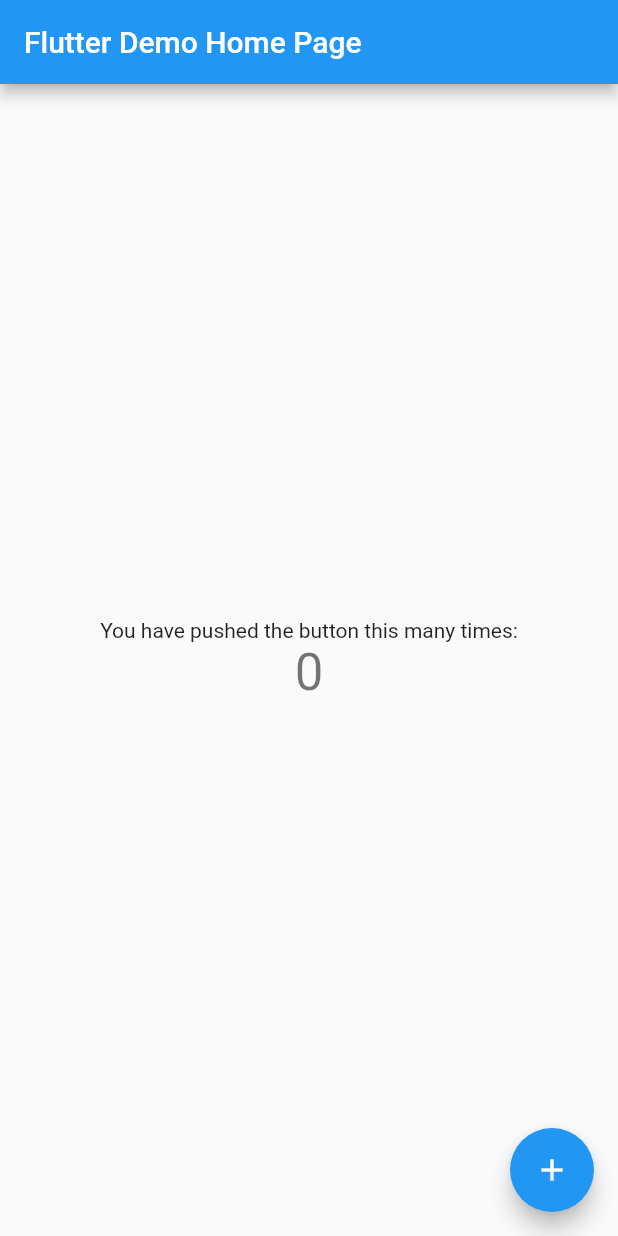
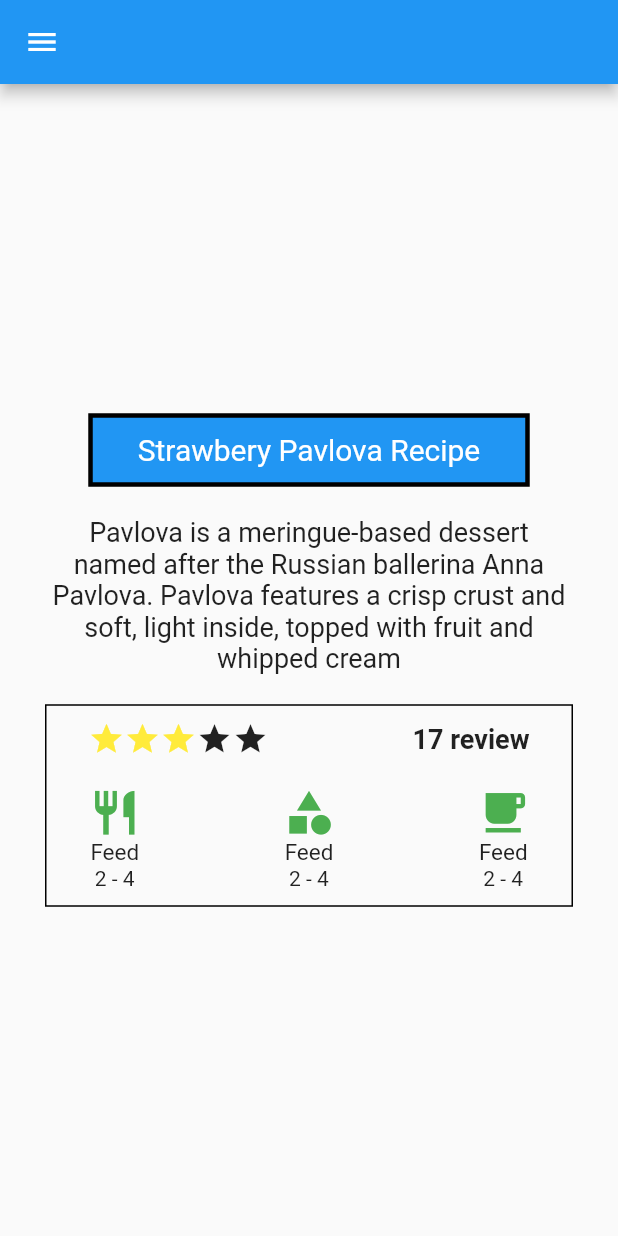
Before and after one commit to ammarlouah/pavlova_recipe, a Flutter app: the screen it shows after launch, on a phone screen of 412 x 824 dp. Run offline on Flutter 3.47's test engine with Material 2 defaults, Android fonts, the phone set to English and light mode, and no system bars.

Commit message:
Finishing my work

```diff
--- a/lib/main.dart
+++ b/lib/main.dart
@@ -7,109 +7,148 @@
 class MyApp extends StatelessWidget {
   const MyApp({super.key});
 
-  // This widget is the root of your application.
   @override
   Widget build(BuildContext context) {
-    return MaterialApp(
-      title: 'Flutter Demo',
-      theme: ThemeData(
-        // This is the theme of your application.
-        //
-        // Try running your application with "flutter run". You'll see the
-        // application has a blue toolbar. Then, without quitting the app, try
-        // changing the primarySwatch below to Colors.green and then invoke
-        // "hot reload" (press "r" in the console where you ran "flutter run",
-        // or simply save your changes to "hot reload" in a Flutter IDE).
-        // Notice that the counter didn't reset back to zero; the application
-        // is not restarted.
-        primarySwatch: Colors.blue,
-      ),
-      home: const MyHomePage(title: 'Flutter Demo Home Page'),
+    return const MaterialApp(
+      home: HomePage(),
     );
   }
 }
 
-class MyHomePage extends StatefulWidget {
-  const MyHomePage({super.key, required this.title});
-
-  // This widget is the home page of your application. It is stateful, meaning
-  // that it has a State object (defined below) that contains fields that affect
-  // how it looks.
-
-  // This class is the configuration for the state. It holds the values (in this
-  // case the title) provided by the parent (in this case the App widget) and
-  // used by the build method of the State. Fields in a Widget subclass are
-  // always marked "final".
-
-  final String title;
-
-  @override
-  State<MyHomePage> createState() => _MyHomePageState();
-}
-
-class _MyHomePageState extends State<MyHomePage> {
-  int _counter = 0;
-
-  void _incrementCounter() {
-    setState(() {
-      // This call to setState tells the Flutter framework that something has
-      // changed in this State, which causes it to rerun the build method below
-      // so that the display can reflect the updated values. If we changed
-      // _counter without calling setState(), then the build method would not be
-      // called again, and so nothing would appear to happen.
-      _counter++;
-    });
-  }
+class HomePage extends StatelessWidget {
+  const HomePage({super.key});
 
   @override
   Widget build(BuildContext context) {
-    // This method is rerun every time setState is called, for instance as done
-    // by the _incrementCounter method above.
-    //
-    // The Flutter framework has been optimized to make rerunning build methods
-    // fast, so that you can just rebuild anything that needs updating rather
-    // than having to individually change instances of widgets.
     return Scaffold(
-      appBar: AppBar(
-        // Here we take the value from the MyHomePage object that was created by
-        // the App.build method, and use it to set our appbar title.
-        title: Text(widget.title),
-      ),
-      body: Center(
-        // Center is a layout widget. It takes a single child and positions it
-        // in the middle of the parent.
+      appBar: AppBar(),
+      drawer: const Drawer(),
+      body: Container(
+        padding: const EdgeInsets.symmetric(
+          horizontal: 30,
+        ),
         child: Column(
-          // Column is also a layout widget. It takes a list of children and
-          // arranges them vertically. By default, it sizes itself to fit its
-          // children horizontally, and tries to be as tall as its parent.
-          //
-          // Invoke "debug painting" (press "p" in the console, choose the
-          // "Toggle Debug Paint" action from the Flutter Inspector in Android
-          // Studio, or the "Toggle Debug Paint" command in Visual Studio Code)
-          // to see the wireframe for each widget.
-          //
-          // Column has various properties to control how it sizes itself and
-          // how it positions its children. Here we use mainAxisAlignment to
-          // center the children vertically; the main axis here is the vertical
-          // axis because Columns are vertical (the cross axis would be
-          // horizontal).
           mainAxisAlignment: MainAxisAlignment.center,
-          children: <Widget>[
-            const Text(
-              'You have pushed the button this many times:',
+          children: [
+            Container(
+              padding: const EdgeInsets.symmetric(
+                vertical: 10,
+                horizontal: 30,
+              ),
+              decoration: BoxDecoration(
+                color: Colors.blue,
+                border: Border.all(
+                  color: Colors.black,
+                  width: 3.0,
+                ),
+              ),
+              child: const Text(
+                "Strawbery Pavlova Recipe",
+                style: TextStyle(
+                  color: Colors.white,
+                  fontSize: 20,
+                ),
+              ),
             ),
-            Text(
-              '$_counter',
-              style: Theme.of(context).textTheme.headlineMedium,
+            const SizedBox(height: 20),
+            Container(
+              alignment: Alignment.center,
+              child: const Text(
+                "Pavlova is a meringue-based dessert named after the Russian ballerina Anna Pavlova. Pavlova features a crisp crust and soft, light inside, topped with fruit and whipped cream",
+                style: TextStyle(
+                  fontSize: 18,
+                ),
+                textAlign: TextAlign.center,
+              ),
+            ),
+            const SizedBox(height: 20),
+            Container(
+              padding: EdgeInsets.symmetric(horizontal: 28, vertical: 10),
+              decoration:
+                  BoxDecoration(border: Border.all(color: Colors.black)),
+              child: Column(
+                children: [
+                  Row(
+                    mainAxisAlignment: MainAxisAlignment.spaceBetween,
+                    children: [
+                      Row(
+                        children: const [
+                          Icon(Icons.star, color: Colors.yellow),
+                          Icon(Icons.star, color: Colors.yellow),
+                          Icon(Icons.star, color: Colors.yellow),
+                          Icon(Icons.star),
+                          Icon(Icons.star),
+                        ],
+                      ),
+                      const Text(
+                        "17 review",
+                        style: TextStyle(
+                          fontSize: 18,
+                          fontWeight: FontWeight.bold,
+                        ),
+                      ),
+                    ],
+                  ),
+                  const SizedBox(height: 20),
+                  Row(
+                    mainAxisAlignment: MainAxisAlignment.spaceBetween,
+                    children: [
+                      Column(
+                        children: const [
+                          Icon(
+                            Icons.restaurant,
+                            color: Colors.green,
+                            size: 35,
+                          ),
+                          Text(
+                            "Feed",
+                            style: TextStyle(
+                              fontSize: 15,
+                            ),
+                          ),
+                          Text("2 - 4"),
+                        ],
+                      ),
+                      Column(
+                        children: const [
+                          Icon(
+                            Icons.category,
+                            color: Colors.green,
+                            size: 35,
+                          ),
+                          Text(
+                            "Feed",
+                            style: TextStyle(
+                              fontSize: 15,
+                            ),
+                          ),
+                          Text("2 - 4"),
+                        ],
+                      ),
+                      Column(
+                        children: const [
+                          Icon(
+                            Icons.free_breakfast,
+                            color: Colors.green,
+                            size: 35,
+                          ),
+                          Text(
+                            "Feed",
+                            style: TextStyle(
+                              fontSize: 15,
+                            ),
+                          ),
+                          Text("2 - 4"),
+                        ],
+                      ),
+                    ],
+                  )
+                ],
+              ),
             ),
           ],
         ),
       ),
-      floatingActionButton: FloatingActionButton(
-        onPressed: _incrementCounter,
-        tooltip: 'Increment',
-        child: const Icon(Icons.add),
-      ), // This trailing comma makes auto-formatting nicer for build methods.
     );
   }
 }
```
